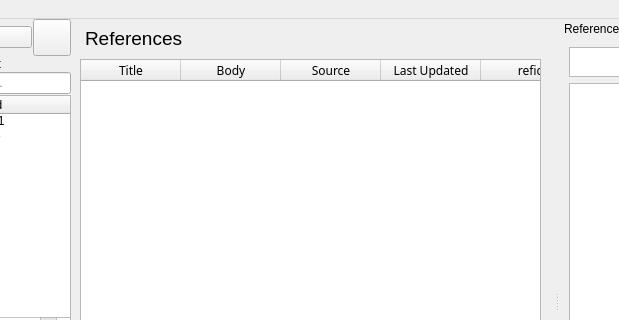
SyedHusaini/LOGault, file logault.ui: the form before one commit; both pictures show x 110 to 729 and y 0 to 320 of the 944 by 604 pixel window.
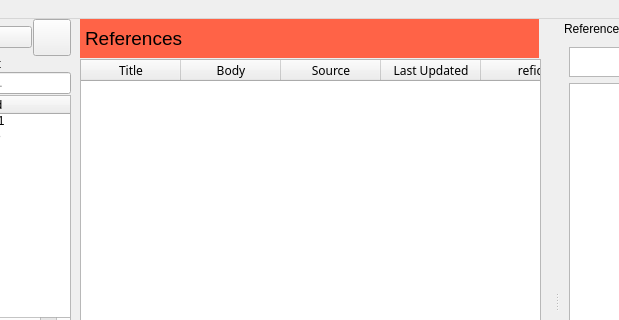
The form after the commit. Icons and pictures are not drawn.

```diff
--- a/logault.ui
+++ b/logault.ui
@@ -320,6 +320,9 @@
       <height>39</height>
      </rect>
     </property>
+    <property name="styleSheet">
+     <string notr="true">background-color : tomato</string>
+    </property>
     <property name="text">
      <string>&lt;html&gt;&lt;head/&gt;&lt;body&gt;&lt;table border=&quot;0&quot; style=&quot; margin-top:0px; margin-bottom:0px; margin-left:0px; margin-right:0px;&quot; cellspacing=&quot;2&quot; cellpadding=&quot;0&quot;&gt;&lt;tr&gt;&lt;td&gt;&lt;p&gt;&lt;img src=&quot;icons/reference.png&quot; width=&quot;25&quot; height=&quot;25&quot;/&gt;&lt;/p&gt;&lt;/td&gt;&lt;td&gt;&lt;p&gt;&lt;span style=&quot; font-size:14pt;&quot;&gt;References&lt;/span&gt;&lt;/p&gt;&lt;/td&gt;&lt;/tr&gt;&lt;/table&gt;&lt;/body&gt;&lt;/html&gt;</string>
     </property>
```
